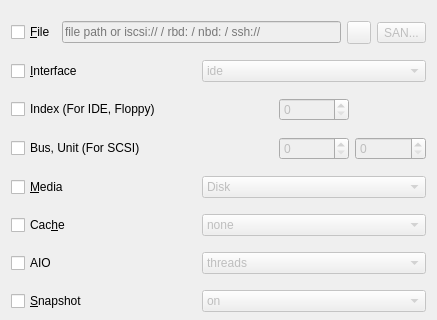
Old version of the form src/Add_New_Device_Window.ui in the repository chronic8000/aqemu; both pictures show x 0 to 437 and y 0 to 320 of the 437 by 558 pixel window.
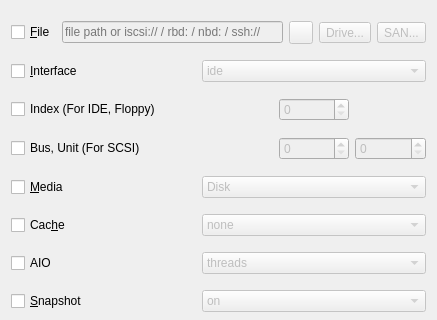
New version of the form. Icons and pictures are not drawn. Custom widgets are drawn as their Qt base class.

Commit message: feat: add translations, themed About, and physical drives

The edit to the form file:
```diff
--- a/src/Add_New_Device_Window.ui
+++ b/src/Add_New_Device_Window.ui
@@ -58,6 +58,19 @@
        </property>
       </widget>
      </item>
+     <item>
+      <widget class="QToolButton" name="TB_Physical_Browse">
+       <property name="enabled">
+        <bool>false</bool>
+       </property>
+       <property name="toolTip">
+        <string>Use a whole physical drive or one partition</string>
+       </property>
+       <property name="text">
+        <string>Drive...</string>
+       </property>
+      </widget>
+     </item>
      <item>
       <widget class="QToolButton" name="TB_SAN_Browse">
        <property name="enabled">
```
Left out of the diff: 17 changed lines with no effect on the pictures. The commit also changes 31 other files.
